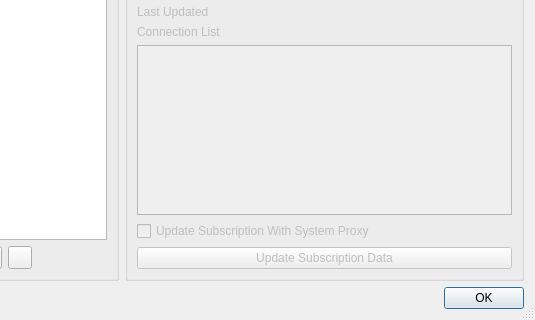
Before: the Qt Designer form src/ui/w_SubscriptionManager.ui in Qv2ray/Qv2ray, drawn with Qt 5; both pictures show x 120 to 655 and y 120 to 440 of the 655 by 440 pixel window.
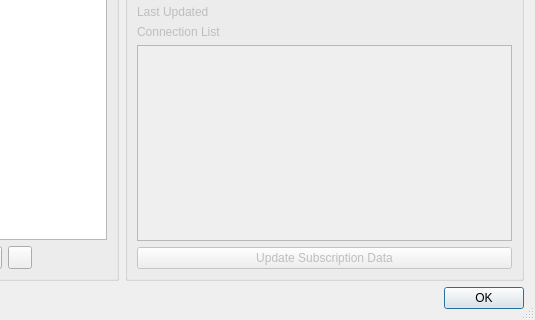
After: the same form once the commit is applied. Icons and pictures are not drawn.

Commit message: fix: fixed system proxy settings

Patch:
```diff
--- a/src/ui/w_SubscriptionManager.ui
+++ b/src/ui/w_SubscriptionManager.ui
@@ -249,13 +249,6 @@
       </item>
       <item>
        <layout class="QVBoxLayout" name="verticalLayout_2">
-        <item>
-         <widget class="QCheckBox" name="withProxyCB">
-          <property name="text">
-           <string>Update Subscription With System Proxy</string>
-          </property>
-         </widget>
-        </item>
         <item>
          <widget class="QPushButton" name="updateButton">
           <property name="text">
```
Left out of the diff: 1 changed line with no effect on the pictures. The commit also changes 7 other files.
